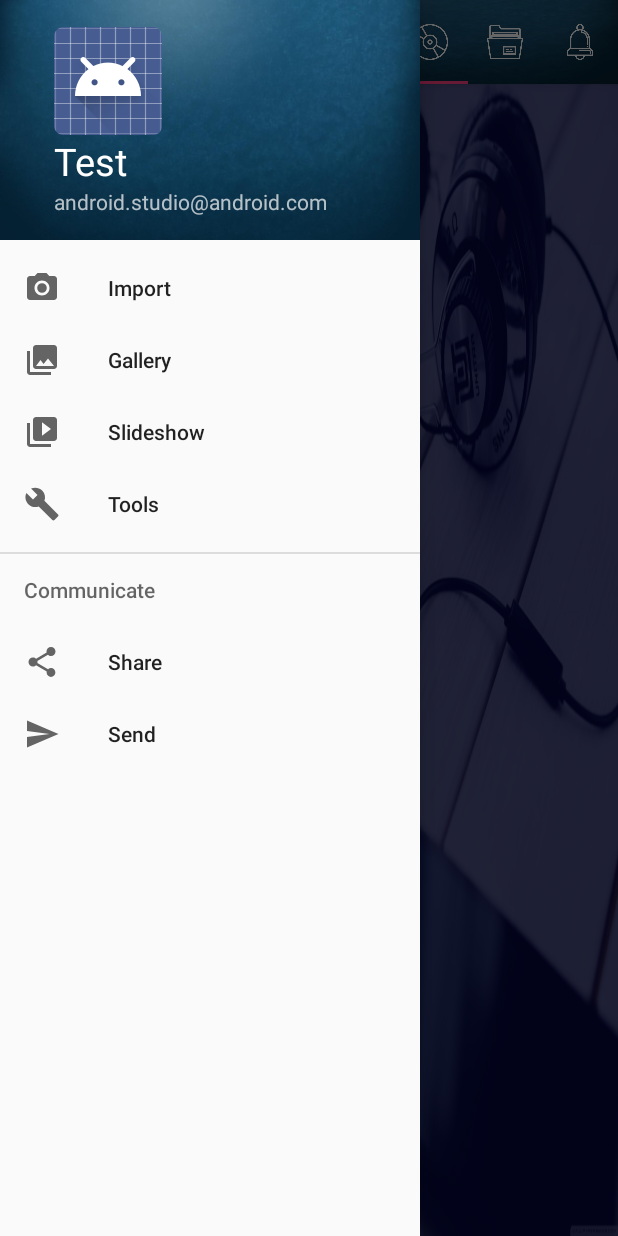
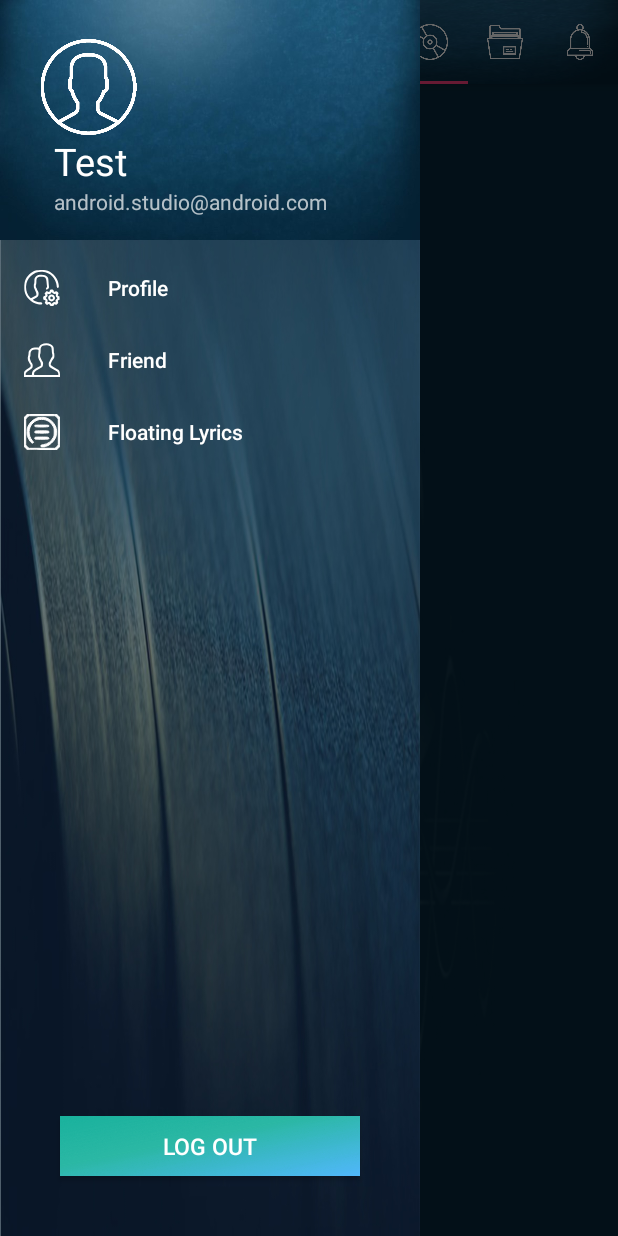
Before and after one commit to adrianlukito/EDmusicLO_1, an Android app: the MainActivity screen opened directly, with no data from a screen before it, with the side drawer open, on a phone screen of 412 x 824 dp. Run offline under Robolectric (Android 15) with nearby library versions, the phone set to English and light mode, and no system bars; 1 statement that could not run was skipped.

Commit message:
Design NavDrawer

```diff
--- a/app/src/main/java/edu/bluejack16_2/edmusiclo/MainActivity.java
+++ b/app/src/main/java/edu/bluejack16_2/edmusiclo/MainActivity.java
@@ -1,6 +1,7 @@
 package edu.bluejack16_2.edmusiclo;
 
 import android.content.Intent;
+import android.graphics.Typeface;
 import android.graphics.drawable.Drawable;
 import android.os.Bundle;
 import android.support.design.widget.TabLayout;
@@ -58,37 +59,16 @@ public class MainActivity extends AppCompatActivity
         viewPagerAdapter.addFragment(new FilterFragment(),"Discover");
         viewPagerAdapter.addFragment(new TimeLineFragment(),"Timeline");
 
+        Typeface varela = Typeface.createFromAsset(getAssets(),"VarelaRound-Regular.ttf");
+
+
+
         viewPager.setAdapter(viewPagerAdapter);
         tabLayout.setupWithViewPager(viewPager);
 
         tabLayout.getTabAt(0).setIcon(song);
         tabLayout.getTabAt(1).setIcon(discover);
         tabLayout.getTabAt(2).setIcon(timeline);
-
-        viewPager.addOnPageChangeListener(new ViewPager.OnPageChangeListener() {
-            @Override
-            public void onPageScrolled(int position, float positionOffset, int positionOffsetPixels) {
-
-            }
-
-            @Override
-            public void onPageSelected(int position) {
-                switch(position){
-                    case 0:{
-
-                    }case 1:{
-
-                    }case 2:{
-
-                    }
-                }
-            }
-
-            @Override
-            public void onPageScrollStateChanged(int state) {
-
-            }
-        });
     }
 
     @Override
@@ -129,18 +109,8 @@ public class MainActivity extends AppCompatActivity
         // Handle navigation view item clicks here.
         int id = item.getItemId();
 
-        if (id == R.id.nav_camera) {
+        if (id == R.id.nav_profile) {
             // Handle the camera action
-        } else if (id == R.id.nav_gallery) {
-
-        } else if (id == R.id.nav_slideshow) {
-
-        } else if (id == R.id.nav_manage) {
-
-        } else if (id == R.id.nav_share) {
-
-        } else if (id == R.id.nav_send) {
-
         }
 
         DrawerLayout drawer = (DrawerLayout) findViewById(R.id.drawer_layout);
--- /dev/null
+++ b/app/src/main/res/drawable/ic_floating_lyrics.xml
@@ -0,0 +1,13 @@
+<vector android:height="24dp" android:viewportHeight="1280.0"
+    android:viewportWidth="1280.0" android:width="24dp" xmlns:android="http://schemas.android.com/apk/res/android">
+    <path android:fillColor="#ffffff"
+        android:pathData="M131,1266c-48,-17 -105,-77 -119,-124 -17,-55 -17,-949 0,-1004 15,-50 76,-111 126,-126 55,-17 949,-17 1004,0 50,15 111,76 126,126 17,55 17,949 0,1004 -15,50 -76,111 -126,126 -57,17 -964,15 -1011,-2zM1130,1197c30,-16 51,-37 67,-67l23,-43 0,-447 0,-447 -23,-43c-16,-30 -37,-51 -67,-67l-43,-23 -447,0 -447,0 -43,23c-30,16 -51,37 -67,67l-23,43 0,447 0,447 23,43c16,30 37,51 67,67l43,23 447,0 447,0 43,-23z" android:strokeColor="#ffffff"/>
+    <path android:fillColor="#ffffff"
+        android:pathData="M607,1163c-11,-10 -8,-51 4,-58 6,-4 43,-11 82,-16 150,-18 284,-116 350,-256 31,-65 32,-73 32,-193 0,-122 -1,-126 -35,-195 -78,-158 -235,-255 -412,-255 -116,0 -222,44 -311,129 -174,167 -182,446 -18,633 23,25 41,51 41,57 0,6 -11,17 -25,23 -22,10 -29,8 -56,-18 -47,-45 -107,-142 -130,-212 -18,-53 -21,-82 -17,-180 3,-111 5,-121 40,-195 54,-113 146,-206 258,-260 82,-40 89,-42 202,-45 99,-3 127,-1 180,17 82,27 175,88 233,154 49,54 115,173 115,206 0,11 5,23 10,26 6,4 10,55 10,120 0,65 -4,116 -10,120 -5,3 -10,14 -10,23 0,9 -13,44 -29,77 -52,112 -202,248 -305,277 -23,6 -45,15 -50,20 -12,10 -140,11 -149,1z" android:strokeColor="#ffffff"/>
+    <path android:fillColor="#ffffff"
+        android:pathData="M392,888c-18,-18 -15,-46 7,-58 12,-6 105,-10 234,-10 198,0 217,2 238,19 20,16 22,23 13,38 -10,16 -32,18 -245,21 -174,2 -238,-1 -247,-10z" android:strokeColor="#ffffff"/>
+    <path android:fillColor="#ffffff"
+        android:pathData="M392,668c-18,-18 -14,-46 7,-58 26,-14 446,-14 472,0 21,12 25,40 7,58 -17,17 -469,17 -486,0z" android:strokeColor="#ffffff"/>
+    <path android:fillColor="#ffffff"
+        android:pathData="M390,445c-6,-8 -10,-22 -8,-32 3,-17 20,-18 247,-18 217,0 245,2 254,17 8,12 7,21 -2,32 -19,23 -472,24 -491,1z" android:strokeColor="#ffffff"/>
+</vector>
--- /dev/null
+++ b/app/src/main/res/drawable/ic_friend.xml
@@ -0,0 +1,5 @@
+<vector android:height="24dp" android:viewportHeight="1280.0"
+    android:viewportWidth="1280.0" android:width="24dp" xmlns:android="http://schemas.android.com/apk/res/android">
+    <path android:fillColor="#ffffff"
+        android:pathData="M0,1165c0,-115 11,-133 132,-212 94,-62 103,-71 106,-102 2,-22 -3,-43 -16,-60 -10,-14 -34,-55 -53,-91 -27,-51 -34,-76 -34,-121 0,-31 5,-67 12,-80 7,-13 13,-56 15,-95 3,-59 8,-79 33,-113 43,-63 102,-93 190,-99 40,-2 87,0 104,6 29,10 31,9 51,-33 40,-83 127,-125 254,-125 117,1 205,46 244,124 18,35 22,61 22,134 0,50 5,94 10,97 5,3 10,41 10,85 0,75 -2,80 -35,120 -19,23 -35,46 -35,51 0,5 -13,31 -30,57 -31,51 -37,90 -20,123 6,10 59,44 119,73 178,90 201,119 201,256l0,80 -640,0 -640,0 0,-75zM285,1120c12,-90 52,-134 190,-211l120,-66 3,-47c2,-34 -3,-58 -22,-94 -74,-141 -78,-154 -72,-233 3,-41 8,-97 11,-126 6,-47 5,-52 -17,-64 -38,-21 -147,-17 -192,7 -55,29 -76,72 -76,161 0,39 -4,75 -10,78 -31,19 7,153 66,232 27,36 33,113 12,157 -6,15 -53,52 -113,91 -102,65 -125,91 -125,140l0,25 109,0 109,0 7,-50zM1220,1136c0,-61 -34,-96 -165,-162 -151,-78 -175,-103 -175,-185 0,-45 5,-68 20,-89 12,-16 32,-53 45,-83 14,-30 34,-62 45,-72 15,-14 20,-31 20,-70 0,-28 -4,-55 -9,-60 -5,-6 -11,-55 -13,-110 -5,-113 -13,-133 -72,-167 -58,-33 -192,-33 -252,-1 -58,31 -74,70 -74,181 0,50 -4,94 -10,97 -15,9 -12,116 3,134 8,9 21,37 31,63 10,26 29,64 43,85 21,32 25,45 21,95 -3,37 -11,68 -24,85 -11,14 -74,56 -139,93 -130,73 -155,99 -155,163l0,37 430,0 430,0 0,-34z" android:strokeColor="#00000000"/>
+</vector>
--- /dev/null
+++ b/app/src/main/res/drawable/ic_profile.xml
@@ -0,0 +1,9 @@
+<vector android:height="24dp" android:viewportHeight="1280.0"
+    android:viewportWidth="1280.0" android:width="24dp" xmlns:android="http://schemas.android.com/apk/res/android">
+    <path android:fillColor="#ffffff"
+        android:pathData="M916,1245c-16,-38 -30,-43 -60,-20 -30,22 -49,18 -84,-18 -35,-36 -39,-52 -17,-81 24,-31 18,-43 -27,-58 -42,-13 -43,-14 -46,-61 -4,-56 6,-72 48,-81 35,-6 40,-32 13,-72 -16,-25 -16,-26 25,-67l42,-41 29,17c46,27 68,22 76,-15 11,-48 23,-58 71,-58 45,0 74,24 74,63 0,25 26,32 55,13 35,-23 47,-20 83,17 37,38 38,45 15,85 -14,25 -15,33 -4,45 7,9 22,17 34,19 20,3 22,9 22,68 0,62 -1,65 -25,68 -39,6 -45,17 -30,61 12,37 11,41 -16,75 -28,35 -66,48 -79,26 -13,-22 -46,-10 -56,20 -11,29 -13,30 -70,30 -58,0 -59,-1 -73,-35zM1049,1150c13,-7 36,-10 51,-6 27,5 28,4 23,-34 -5,-36 -2,-43 34,-80 36,-35 38,-40 21,-46 -31,-10 -50,-49 -47,-96l4,-43 -42,4c-38,3 -47,-1 -76,-30l-33,-34 -20,30c-24,36 -74,53 -115,38 -26,-10 -28,-10 -19,7 19,35 11,71 -22,104l-33,33 34,31c29,28 33,36 30,74l-4,43 46,-3c41,-3 48,-1 75,31l29,34 20,-23c11,-12 31,-27 44,-34z" android:strokeColor="#00000000"/>
+    <path android:fillColor="#ffffff"
+        android:pathData="M934,1106c-45,-20 -74,-66 -74,-116 0,-36 6,-48 39,-81 31,-31 46,-39 75,-39 77,0 129,52 129,128 0,81 -94,142 -169,108zM1023,1019c15,-24 1,-66 -25,-72 -45,-12 -80,32 -58,73 14,25 67,25 83,-1z" android:strokeColor="#00000000"/>
+    <path android:fillColor="#ffffff"
+        android:pathData="M495,1215c-242,-53 -442,-250 -477,-470 -16,-103 -5,-297 21,-364 60,-158 227,-318 374,-359 76,-21 266,-27 351,-12 213,39 413,241 461,466 25,119 18,164 -27,164 -22,0 -38,-37 -38,-90 0,-89 -70,-243 -148,-323 -91,-94 -220,-154 -353,-164 -303,-23 -564,205 -585,512 -10,137 42,291 133,391l38,42 98,-55 97,-54 0,-42c0,-27 -11,-64 -30,-101 -17,-32 -30,-64 -30,-71 0,-7 -7,-18 -15,-25 -17,-15 -22,-165 -5,-175 6,-3 10,-44 10,-91 0,-96 11,-125 64,-171 48,-43 98,-58 191,-58 96,0 161,28 209,87 31,39 33,54 52,315 5,71 5,74 -25,104 -20,20 -39,29 -53,27 -32,-4 -36,-44 -8,-70 19,-17 21,-27 16,-67 -4,-25 -10,-90 -15,-144 -12,-149 -50,-181 -203,-175 -126,5 -158,41 -158,180 0,48 -4,90 -10,93 -16,10 -12,101 5,115 8,7 15,19 15,28 0,8 16,45 36,81 32,58 36,72 32,123 -5,72 -24,94 -130,150 -88,47 -88,53 -5,88 69,30 144,50 190,50 47,0 77,15 77,38 0,44 -45,51 -155,27z" android:strokeColor="#00000000"/>
+</vector>
--- a/app/src/main/res/layout/activity_main.xml
+++ b/app/src/main/res/layout/activity_main.xml
@@ -11,7 +11,8 @@
     <include
         layout="@layout/app_bar_main"
         android:layout_width="match_parent"
-        android:layout_height="match_parent" />
+        android:layout_height="match_parent"
+        />
 
     <android.support.design.widget.NavigationView
         android:id="@+id/nav_view"
@@ -20,6 +21,35 @@
         android:layout_gravity="start"
         android:fitsSystemWindows="true"
         app:headerLayout="@layout/nav_header_main"
-        app:menu="@menu/activity_main_drawer"/>
+        app:menu="@menu/activity_main_drawer"
+        android:background="@drawable/nav_drawer_wallpaper1"
+        app:itemTextColor="#ffff"
+        app:itemIconTint="#ffff"
+        >
+
+        <LinearLayout
+            android:layout_width="match_parent"
+            android:layout_height="match_parent"
+            android:gravity="bottom"
+            >
+
+            <Button
+                android:id="@+id/btnLogout"
+                android:layout_width="match_parent"
+                android:layout_height="40dp"
+                android:layout_centerHorizontal="true"
+                android:background="@drawable/signup"
+                android:text="Log Out"
+                android:textColor="#ffffff"
+                android:textSize="15dp"
+                android:layout_marginLeft="40dp"
+                android:layout_marginRight="40dp"
+                android:layout_marginBottom="20dp"/>
+        </LinearLayout>
+
+    </android.support.design.widget.NavigationView>
+
+
+
 
 </android.support.v4.widget.DrawerLayout>
--- a/app/src/main/res/layout/app_bar_main.xml
+++ b/app/src/main/res/layout/app_bar_main.xml
@@ -5,7 +5,7 @@
     android:layout_width="match_parent"
     android:layout_height="match_parent"
     tools:context="edu.bluejack16_2.edmusiclo.MainActivity"
-    android:background="@drawable/wallpaper10">
+    android:background="@drawable/speaker_wallpaper4">
 
     <android.support.design.widget.AppBarLayout
         android:layout_width="match_parent"
--- a/app/src/main/res/layout/fragment_filter.xml
+++ b/app/src/main/res/layout/fragment_filter.xml
@@ -8,6 +8,9 @@
     <TextView
         android:layout_width="match_parent"
         android:layout_height="match_parent"
-        android:text="DISCOVER" />
+        android:text="DISCOVER"
+        android:gravity="center"
+        android:textSize="30dp"
+        android:textColor="#ffffff"/>
 
 </FrameLayout>
--- a/app/src/main/res/layout/fragment_song.xml
+++ b/app/src/main/res/layout/fragment_song.xml
@@ -8,6 +8,9 @@
     <TextView
         android:layout_width="match_parent"
         android:layout_height="match_parent"
-        android:text="SONG" />
+        android:text="SONG"
+        android:gravity="center"
+        android:textSize="30dp"
+        android:textColor="#ffffff"/>
 
 </FrameLayout>
--- a/app/src/main/res/layout/fragment_time_line.xml
+++ b/app/src/main/res/layout/fragment_time_line.xml
@@ -8,6 +8,9 @@
     <TextView
         android:layout_width="match_parent"
         android:layout_height="match_parent"
-        android:text="TIMELINE" />
+        android:text="TIMELINE"
+        android:gravity="center"
+        android:textSize="30dp"
+        android:textColor="#ffffff"/>
 
 </FrameLayout>
--- a/app/src/main/res/layout/nav_header_main.xml
+++ b/app/src/main/res/layout/nav_header_main.xml
@@ -15,13 +15,13 @@
 
     <ImageView
         android:id="@+id/imageView"
-        android:layout_width="wrap_content"
-        android:layout_height="wrap_content"
+        android:layout_width="126dp"
+        android:layout_height="80dp"
         android:layout_alignParentStart="true"
         android:layout_alignParentTop="true"
-        android:layout_marginStart="20dp"
+        android:layout_marginStart="-20dp"
         android:paddingTop="@dimen/nav_header_vertical_spacing"
-        app:srcCompat="@android:drawable/sym_def_app_icon" />
+        app:srcCompat="@drawable/user" />
 
     <TextView
         android:id="@+id/txtUserProfileName"
--- a/app/src/main/res/menu/activity_main_drawer.xml
+++ b/app/src/main/res/menu/activity_main_drawer.xml
@@ -3,34 +3,18 @@
 
     <group android:checkableBehavior="single">
         <item
-            android:id="@+id/nav_camera"
-            android:icon="@drawable/ic_menu_camera"
-            android:title="Import" />
+            android:id="@+id/nav_profile"
+            android:icon="@drawable/ic_profile"
+            android:title="Profile"
+            />
         <item
-            android:id="@+id/nav_gallery"
-            android:icon="@drawable/ic_menu_gallery"
-            android:title="Gallery" />
+            android:id="@+id/nav_friend"
+            android:icon="@drawable/ic_friend"
+            android:title="Friend" />
         <item
-            android:id="@+id/nav_slideshow"
-            android:icon="@drawable/ic_menu_slideshow"
-            android:title="Slideshow" />
-        <item
-            android:id="@+id/nav_manage"
-            android:icon="@drawable/ic_menu_manage"
-            android:title="Tools" />
+            android:id="@+id/nav_floating_lirycs"
+            android:icon="@drawable/ic_floating_lyrics"
+            android:title="Floating Lyrics" />
     </group>
 
-    <item android:title="Communicate">
-        <menu>
-            <item
-                android:id="@+id/nav_share"
-                android:icon="@drawable/ic_menu_share"
-                android:title="Share" />
-            <item
-                android:id="@+id/nav_send"
-                android:icon="@drawable/ic_menu_send"
-                android:title="Send" />
-        </menu>
-    </item>
-
 </menu>
```
Also changed, not shown: app/src/main/res/drawable/nav_drawer_wallpaper1.jpg (added), app/src/main/res/drawable/speaker_wallpaper4.jpg (added), app/src/main/res/drawable/speaker_wallpaper5.jpg (added).
